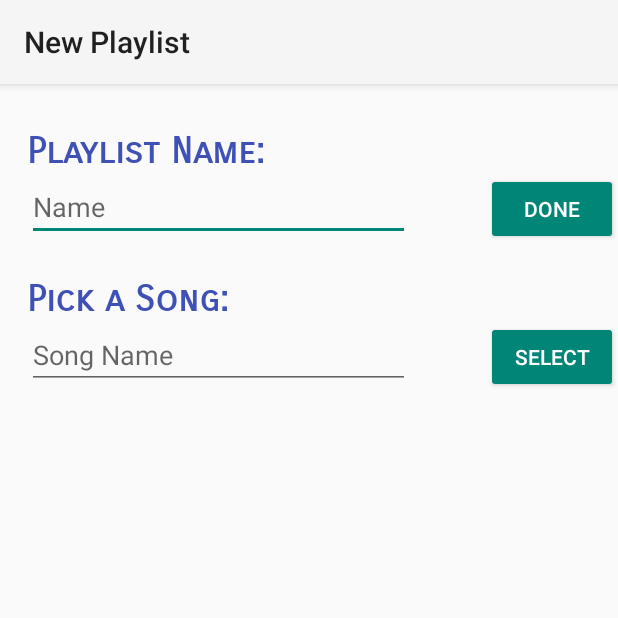
After one commit to cpe305/In-Rotation-Android-App, an Android app: the NewPlaylistActivity screen opened directly, with no data from a screen before it, on a phone screen of 412 x 824 dp, the top half of it. The commit adds this screen. Run offline under Robolectric (Android 15) with nearby library versions, the phone set to English and light mode, and no system bars; our stand-ins replace Volley.

Commit message:
Implement New Playlist Activity. Search functionality started

```diff
--- a/app/build.gradle
+++ b/app/build.gradle
@@ -47,7 +47,7 @@ dependencies {
 
     compile 'com.android.support:appcompat-v7:24.2.1'
     testCompile 'junit:junit:4.12'
-    compile 'com.android.support:design:24.0.0'
+    compile 'com.android.support:design:24.2.1'
     //compile 'com.google.android.gms:play-services-appindexing:8.4.0'
 
 }
--- a/app/src/main/java/com/inrotation/andrew/inrotation/HttpTransactionTest.java
+++ b/app/src/main/java/com/inrotation/andrew/inrotation/Controller/HttpTransactionTest.java
@@ -1,4 +1,4 @@
-package com.inrotation.andrew.inrotation;
+package com.inrotation.andrew.inrotation.Controller;
 
 //import com.android.volley.Request;
 //import com.android.volley.RequestQueue;
--- /dev/null
+++ b/app/src/main/java/com/inrotation/andrew/inrotation/Controller/NewPlaylistActivity.java
@@ -0,0 +1,235 @@
+package com.inrotation.andrew.inrotation.Controller;
+
+import android.content.SharedPreferences;
+import android.os.Bundle;
+import android.app.Activity;
+import android.content.Intent;
+import android.support.v7.app.AppCompatActivity;
+import android.support.v7.widget.Toolbar;
+import android.util.ArrayMap;
+import android.util.Log;
+import android.view.KeyEvent;
+import android.view.View;
+import android.view.inputmethod.EditorInfo;
+import android.widget.Button;
+import android.widget.EditText;
+import android.widget.TextView;
+
+
+import com.android.volley.AuthFailureError;
+import com.android.volley.Request;
+import com.android.volley.RequestQueue;
+import com.android.volley.Response;
+import com.android.volley.VolleyError;
+import com.android.volley.toolbox.JsonObjectRequest;
+import com.android.volley.toolbox.Volley;
+import com.inrotation.andrew.inrotation.Model.Song;
+import com.inrotation.andrew.inrotation.R;
+
+import org.json.JSONArray;
+import org.json.JSONException;
+import org.json.JSONObject;
+
+import java.util.ArrayList;
+import java.util.Map;
+
+/**
+ * Created by Andrew on 10/18/16.
+ */
+
+public class NewPlaylistActivity extends AppCompatActivity {
+
+    @Override
+    protected void onCreate(Bundle savedInstanceState) {
+        super.onCreate(savedInstanceState);
+        setContentView(R.layout.activity_new_playlist);
+
+        Toolbar myToolbar = (Toolbar) findViewById(R.id.my_toolbar);
+        setSupportActionBar(myToolbar);
+
+        getSupportActionBar().setTitle("New Playlist");
+    }
+
+
+    @Override
+    protected void onStart() {
+        super.onStart();
+
+    }
+
+    @Override
+    protected void onResume() {
+        super.onResume();
+        ExpectPlaylistConfigInput();
+        ExpectFirstSongPick();
+
+    }
+
+    protected void ExpectFirstSongPick() {
+        final EditText editTextName = (EditText) findViewById(R.id.FirstSongNameSearch);
+        editTextName.setOnEditorActionListener(new TextView.OnEditorActionListener() {
+            @Override
+            public boolean onEditorAction(TextView v, int actionId, KeyEvent event) {
+                boolean handled = false;
+                if (actionId == EditorInfo.IME_ACTION_SEARCH) {
+                    presentSongMatches(editTextName.getText().toString());
+                    handled = true;
+                }
+                return handled;
+            }
+        });
+        Button doneButton = (Button) findViewById(R.id.PlaylistNameDoneButton);
+        doneButton.setOnClickListener(new View.OnClickListener() {
+            public void onClick(View v) {
+                setPlaylistName(editTextName.getText().toString());
+            }
+        });
+    }
+
+    protected void presentSongMatches(String searchInput) {
+
+        String[] searchWords = processSearchInput(searchInput);
+        ArrayList<Song> songMatches = obtainSongMatches(searchWords);
+    }
+
+    protected String[] processSearchInput(String searchInput) {
+        String[] searchWords = searchInput.split(" ");
+
+        Log.d("processSearchInput", searchInput);
+        return searchWords;
+
+    }
+
+    protected ArrayList<Song> obtainSongMatches(String[] queryWords) {
+
+        RequestQueue queue = Volley.newRequestQueue(this);
+
+        final ArrayList<Song> returnArray = new ArrayList<>();
+        String url = createQuerySearchURL(queryWords);
+       // String url = "https://api.spotify.com/v1/search?q=blessings+big+sean&type=track&limit=3";
+
+        // Request a string response from the provided URL.
+
+        JsonObjectRequest objectRequest = new JsonObjectRequest(Request.Method.GET, url, null,
+                new Response.Listener<JSONObject>() {
+                    @Override
+                    public void onResponse(JSONObject response) {
+                        Log.d("TAG", response.toString());
+
+                        try {
+                            JSONObject allTracksObject = response.getJSONObject("tracks");
+                            JSONArray trackElements = allTracksObject.getJSONArray("items");
+                            for (int i = 0; i < trackElements.length(); i++) {
+                                JSONObject singleTrack = trackElements.getJSONObject(i);
+                                Song trackObject = createSongOf(singleTrack);
+                                returnArray.add(trackObject);
+
+                            }
+
+                        } catch (JSONException e) {
+                            e.printStackTrace();
+                        }
+                    }
+                }, new Response.ErrorListener() {
+            @Override
+            public void onErrorResponse(VolleyError error) {
+
+                //mSongNameView.setText("That didn't work!" + error.toString());
+                Log.d("Volley", error.toString());
+            }
+        })
+        {
+
+        @Override
+        public Map<String, String> getHeaders() throws AuthFailureError {
+            Map<String, String> params = new ArrayMap<>();
+            params.put("Accept", "application/json");
+            //..add other headers
+            return params;
+        }
+        };
+
+        queue.add(objectRequest);
+
+        return returnArray;
+    }
+
+
+    protected Song createSongOf(JSONObject jsonTrack) {
+
+        /*NOTE:
+        * Create Song object from individual JSONObject
+        * REMEMBER: there are multiple artists and albumcovers...
+        * Duration is in milliseconds (side-note)
+         */
+        try {
+            String songName = jsonTrack.getString("name");
+            String artist = jsonTrack.getString("artists");
+            int duration;
+        }
+        catch (JSONException e) {
+            e.printStackTrace();
+        }
+
+
+
+        return null;
+    }
+
+
+    protected String createQuerySearchURL(String[] queryWords) {
+        int index;
+        String trackSearchURL = "https://api.spotify.com/v1/search?q=";
+
+
+        index = 0;
+        while (index < queryWords.length) {
+            if (index != (queryWords.length - 1)) {
+                trackSearchURL += (queryWords[index] + "+");
+            }
+            else {
+                trackSearchURL += (queryWords[index]);
+            }
+            index++;
+        }
+        trackSearchURL += "&type=track&limit=3";
+
+        return trackSearchURL;
+    }
+
+
+    protected void ExpectPlaylistConfigInput() {
+        final EditText editTextName = (EditText) findViewById(R.id.editPlaylistName);
+        editTextName.setOnEditorActionListener(new TextView.OnEditorActionListener() {
+            @Override
+            public boolean onEditorAction(TextView v, int actionId, KeyEvent event) {
+                boolean handled = false;
+                if (actionId == EditorInfo.IME_ACTION_DONE) {
+                    setPlaylistName(editTextName.getText().toString());
+                    handled = true;
+                }
+                return handled;
+            }
+        });
+        Button doneButton = (Button) findViewById(R.id.PlaylistNameDoneButton);
+        doneButton.setOnClickListener(new View.OnClickListener() {
+            public void onClick(View v) {
+                Log.d("Done buton", "clicked");
+                setPlaylistName(editTextName.getText().toString());
+            }
+        });
+
+
+    }
+
+
+    protected void setPlaylistName(String newName) {
+        if (!newName.isEmpty()) {
+            getSupportActionBar().setTitle(newName);
+        }
+
+    }
+
+
+
+}
--- a/app/src/main/java/com/inrotation/andrew/inrotation/SplashActivity.java
+++ b/app/src/main/java/com/inrotation/andrew/inrotation/Controller/SplashActivity.java
@@ -1,4 +1,4 @@
-package com.inrotation.andrew.inrotation;
+package com.inrotation.andrew.inrotation.Controller;
 
 import android.content.Intent;
 import android.support.v7.app.AppCompatActivity;
--- a/app/src/main/res/layout/activity_main.xml
+++ b/app/src/main/res/layout/activity_main.xml
@@ -8,7 +8,7 @@
     android:paddingLeft="@dimen/activity_horizontal_margin"
     android:paddingRight="@dimen/activity_horizontal_margin"
     android:paddingTop="@dimen/activity_vertical_margin"
-    tools:context="com.inrotation.andrew.inrotation.MainActivity">
+    tools:context="com.inrotation.andrew.inrotation.Controller.MainActivity">
 
     <TextView
         android:layout_width="wrap_content"
--- /dev/null
+++ b/app/src/main/res/layout/activity_new_playlist.xml
@@ -0,0 +1,95 @@
+<?xml version="1.0" encoding="utf-8"?>
+<RelativeLayout xmlns:android="http://schemas.android.com/apk/res/android"
+    android:layout_width="match_parent" android:layout_height="match_parent"
+    xmlns:tools="http://schemas.android.com/tools"
+    xmlns:app="http://schemas.android.com/apk/res-auto"
+    android:id="@+id/activity_home_screen"
+    tools:context="com.inrotation.andrew.inrotation.Controller.NewPlaylistActivity">
+
+
+    <android.support.v7.widget.Toolbar
+        android:id="@+id/my_toolbar"
+        android:layout_height="?attr/actionBarSize"
+        android:background="?attr/colorPrimary"
+        android:elevation="4dp"
+        android:theme="@style/ThemeOverlay.AppCompat.ActionBar"
+        app:popupTheme="@style/ThemeOverlay.AppCompat.Light"
+        android:layout_alignParentTop="true"
+        android:layout_alignParentStart="true"
+        android:layout_width="match_parent" />
+
+    <TextView
+        android:text="Playlist Name:"
+        android:layout_width="wrap_content"
+        android:layout_height="wrap_content"
+        android:layout_marginStart="18dp"
+        android:layout_marginTop="30dp"
+        android:id="@+id/textView2"
+        android:textAppearance="@android:style/TextAppearance.Material.Medium.Inverse"
+        android:fontFamily="sans-serif-smallcaps"
+        android:textSize="24sp"
+        android:textColor="@color/colorPrimary"
+        android:textStyle="normal|bold"
+        android:layout_below="@+id/my_toolbar"
+        android:layout_alignParentStart="true" />
+
+    <EditText
+        android:layout_width="255dp"
+        android:layout_height="wrap_content"
+        android:hint="Name"
+        android:layout_below="@+id/textView2"
+        android:layout_alignStart="@+id/textView2"
+        android:id="@+id/editPlaylistName"
+        android:inputType="text"
+        android:imeOptions="actionDone"
+        android:layout_toStartOf="@+id/button" />
+
+    <TextView
+        android:text="Pick a Song:"
+        android:layout_width="wrap_content"
+        android:layout_height="wrap_content"
+        android:layout_marginTop="24dp"
+        android:id="@+id/textView3"
+        android:textAppearance="@android:style/TextAppearance.Material.Medium.Inverse"
+        android:fontFamily="sans-serif-smallcaps"
+        android:textSize="24sp"
+        android:textColor="@color/colorPrimary"
+        android:textStyle="normal|bold"
+        android:layout_below="@+id/editPlaylistName"
+        android:layout_alignStart="@+id/editPlaylistName" />
+
+    <EditText
+        android:layout_width="wrap_content"
+        android:layout_height="wrap_content"
+        android:inputType="text"
+        android:ems="10"
+        android:id="@+id/FirstSongNameSearch"
+        android:layout_below="@+id/textView3"
+        android:layout_alignStart="@+id/textView3"
+        android:hint="Song Name"
+        android:imeOptions="actionSearch"
+        android:layout_toStartOf="@+id/button2"
+        android:layout_alignEnd="@+id/editPlaylistName" />
+
+    <Button
+        android:text="Done"
+        android:layout_width="wrap_content"
+        android:layout_height="wrap_content"
+        style="@android:style/Widget.Material.Button.Colored"
+        android:elevation="11dp"
+        android:id="@+id/PlaylistNameDoneButton"
+        android:layout_alignBaseline="@+id/editPlaylistName"
+        android:layout_alignBottom="@+id/editPlaylistName"
+        android:layout_alignStart="@+id/button2" />
+
+    <Button
+        android:text="Select"
+        android:layout_width="wrap_content"
+        android:layout_height="wrap_content"
+        android:id="@+id/button2"
+        style="@android:style/Widget.Material.Button.Colored"
+        android:elevation="11dp"
+        android:layout_alignTop="@+id/FirstSongNameSearch"
+        android:layout_alignParentEnd="true" />
+
+</RelativeLayout>
```
Also changed, not shown: app/src/main/AndroidManifest.xml (+4 -3 lines), app/src/main/java/com/inrotation/andrew/inrotation/Controller/HomeScreenActivity.java (renamed from app/src/main/java/com/inrotation/andrew/inrotation/HomeScreenActivity.java, +16 -15 lines), app/src/main/java/com/inrotation/andrew/inrotation/Controller/MainActivity.java (renamed from app/src/main/java/com/inrotation/andrew/inrotation/MainActivity.java, +2 -15 lines), app/src/main/java/com/inrotation/andrew/inrotation/Model/Song.java (+7 -3 lines), app/src/main/java/com/inrotation/andrew/inrotation/PlaylistActivity.java (deleted, +0 -19 lines), app/src/main/res/layout/activity_home_screen.xml (+58 -9 lines).
